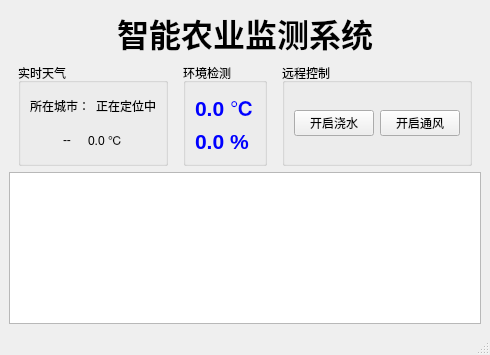
The window that mainwindow.ui (Qq-help/Qt-big-Lab) describes before a commit, drawn with Qt 5.
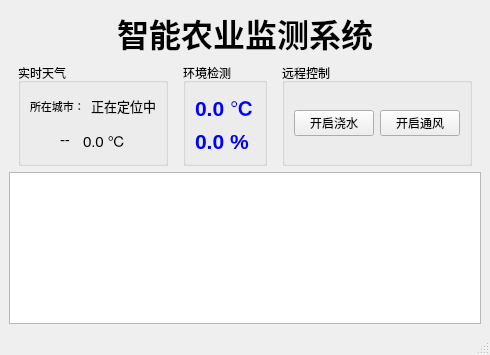
The same window after the commit.

Commit message: feat: 解析JSON数据并将天气状态中文显示

The edit to the form file:
```diff
--- a/mainwindow.ui
+++ b/mainwindow.ui
@@ -56,6 +56,11 @@
           <layout class="QHBoxLayout" name="horizontalLayout_3">
            <item>
             <widget class="QLabel" name="label">
+             <property name="font">
+              <font>
+               <pointsize>8</pointsize>
+              </font>
+             </property>
              <property name="text">
               <string>所在城市：</string>
              </property>
@@ -63,6 +68,11 @@
            </item>
            <item>
             <widget class="QLabel" name="lblCity">
+             <property name="font">
+              <font>
+               <pointsize>10</pointsize>
+              </font>
+             </property>
              <property name="text">
               <string>正在定位中</string>
              </property>
@@ -87,6 +97,11 @@
            </item>
            <item>
             <widget class="QLabel" name="lblWeatherDesc">
+             <property name="font">
+              <font>
+               <pointsize>11</pointsize>
+              </font>
+             </property>
              <property name="text">
               <string>--</string>
              </property>
@@ -107,6 +122,11 @@
            </item>
            <item>
             <widget class="QLabel" name="lblWeatherTemp">
+             <property name="font">
+              <font>
+               <pointsize>11</pointsize>
+              </font>
+             </property>
              <property name="text">
               <string>0.0 ℃</string>
              </property>
```
The commit also changes 2 other files.
